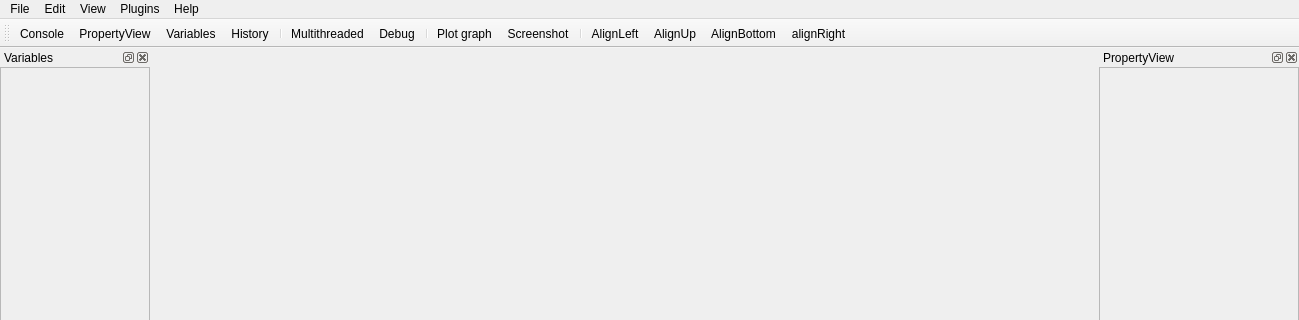
This is PyFlow/GraphEditor_ui.ui in wonderworks-software/PyFlow as Qt 5 draws it before an edit; both pictures show x 0 to 1299 and y 0 to 320 of the 1299 by 875 pixel window. The edited form follows.
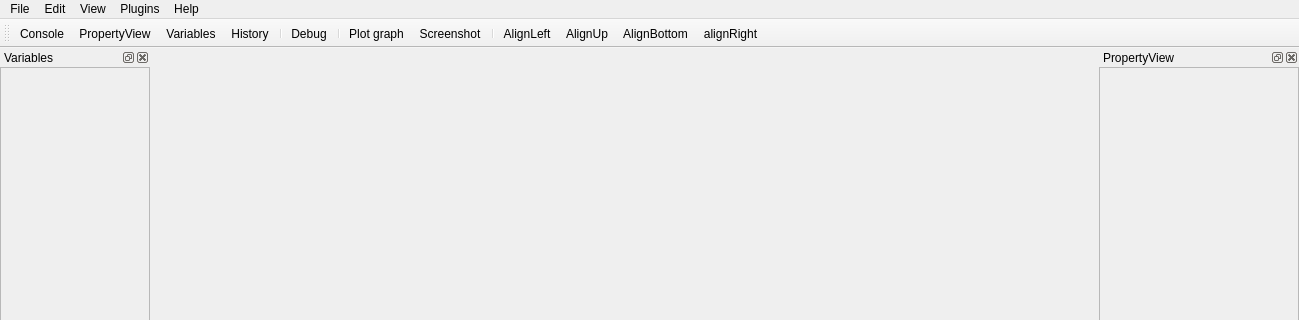
This is the edited form. Icons and pictures are not drawn.

```diff
--- a/PyFlow/GraphEditor_ui.ui
+++ b/PyFlow/GraphEditor_ui.ui
@@ -152,7 +152,6 @@
    <addaction name="actionVariables"/>
    <addaction name="actionHistory"/>
    <addaction name="separator"/>
-   <addaction name="actionMultithreaded"/>
    <addaction name="actionDebug"/>
    <addaction name="separator"/>
    <addaction name="actionPlot_graph"/>
@@ -462,15 +461,6 @@
     <string>Plot graph</string>
    </property>
   </action>
-  <action name="actionMultithreaded">
-   <property name="icon">
-    <iconset resource="nodes_res.qrc">
-     <normaloff>:/icons/resources/multithreaded_icon.png</normaloff>:/icons/resources/multithreaded_icon.png</iconset>
-   </property>
-   <property name="text">
-    <string>Multithreaded</string>
-   </property>
-  </action>
   <action name="actionDebug">
    <property name="icon">
     <iconset resource="nodes_res.qrc">
```
